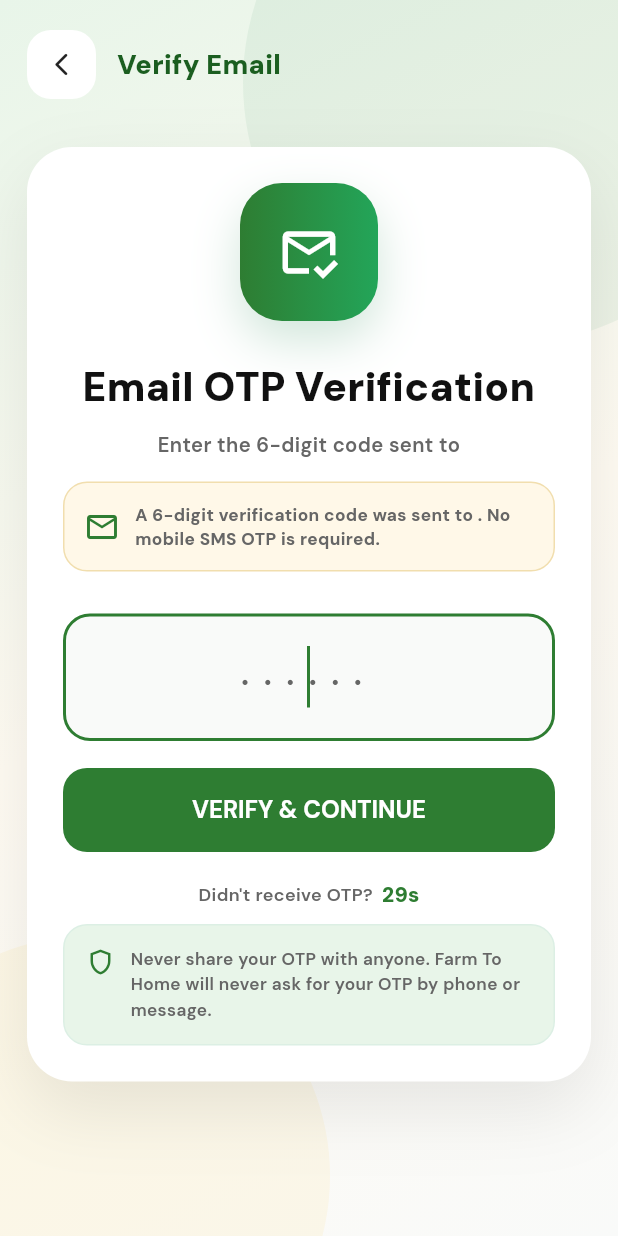
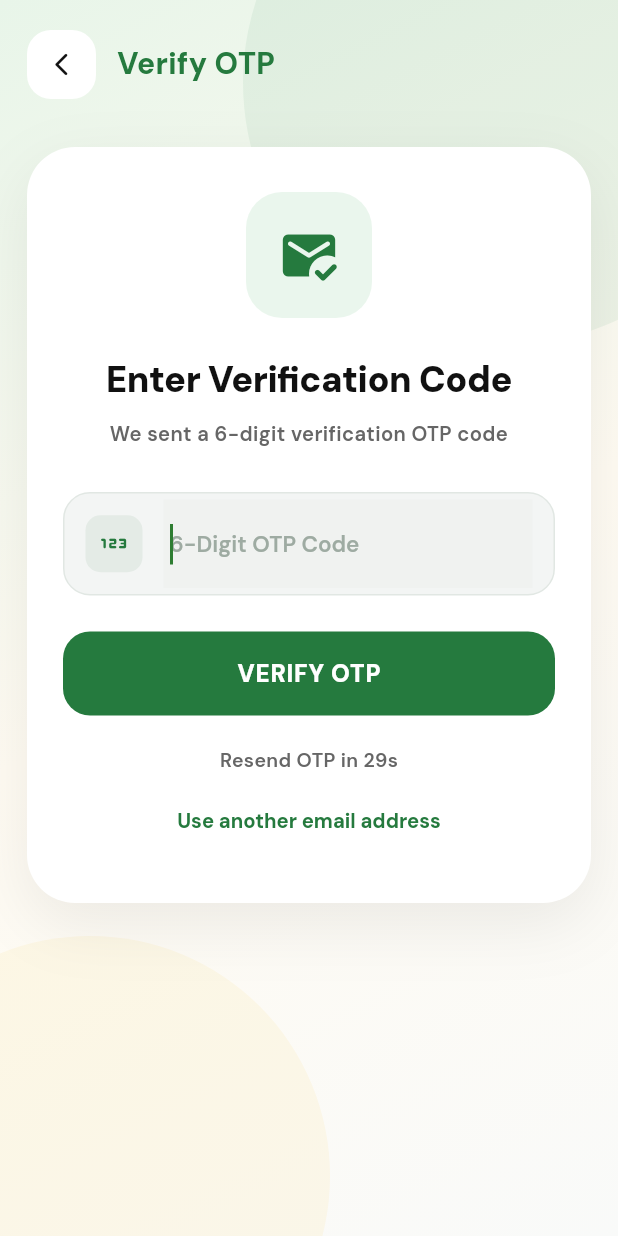
Before and after one commit to veeramallasai/Flutter-Frontend, a Flutter app: the OtpScreen screen opened by its route, on a phone screen of 412 x 824 dp. Run offline on Flutter 3.47's test engine with Material 3 defaults, Android fonts, the phone set to English and light mode, and no system bars; our stand-ins replace flutter_secure_storage, geocoding, geolocator, google_fonts; accounts and stored records are empty.

Commit message:
Add OTP verification screen in Create Account flow with clear instructions and resend functionality

```diff
--- a/lib/features/auth/otp_screen.dart
+++ b/lib/features/auth/otp_screen.dart
@@ -543,6 +543,21 @@ class _OtpScreenState extends State<OtpScreen>
     );
   }
 
+  String _maskEmail(String email) {
+    final String clean = email.trim();
+    if (clean.isEmpty || !clean.contains('@')) return clean;
+
+    final List<String> parts = clean.split('@');
+    final String username = parts[0];
+    final String domain = parts[1];
+
+    if (username.length <= 2) {
+      return '${username.substring(0, 1)}***@$domain';
+    }
+
+    return '${username.substring(0, 2)}***@$domain';
+  }
+
   Widget _buildTopBar() {
     return Row(
       children: <Widget>[
@@ -558,17 +573,21 @@ class _OtpScreenState extends State<OtpScreen>
             child: const SizedBox(
               width: 46,
               height: 46,
-              child: Icon(Icons.arrow_back_ios_new_rounded, size: 18),
+              child: Icon(
+                Icons.arrow_back_ios_new_rounded,
+                size: 18,
+                color: AppColors.textPrimary,
+              ),
             ),
           ),
         ),
         const SizedBox(width: 14),
-        Text(
-          _emailStage ? 'Verify Email' : 'Verify Email',
-          style: const TextStyle(
-            color: AppColors.primaryDark,
-            fontSize: 18,
-            fontWeight: FontWeight.w900,
+        const Text(
+          'Verify OTP',
+          style: TextStyle(
+            color: Color(0xFF257A3E),
+            fontSize: 20,
+            fontWeight: FontWeight.w800,
           ),
         ),
       ],
@@ -576,16 +595,18 @@ class _OtpScreenState extends State<OtpScreen>
   }
 
   Widget _buildOtpCard() {
+    final String maskedEmail = _maskEmail(_emailAddress);
+
     return Container(
-      padding: const EdgeInsets.all(24),
+      padding: const EdgeInsets.symmetric(horizontal: 24, vertical: 30),
       decoration: BoxDecoration(
         color: Colors.white,
-        borderRadius: BorderRadius.circular(30),
+        borderRadius: BorderRadius.circular(32),
         boxShadow: const <BoxShadow>[
           BoxShadow(
-            color: Color(0x16000000),
-            blurRadius: 40,
-            offset: Offset(0, 18),
+            color: Color(0x12000000),
+            blurRadius: 36,
+            offset: Offset(0, 14),
           ),
         ],
       ),
@@ -594,26 +615,15 @@ class _OtpScreenState extends State<OtpScreen>
         children: <Widget>[
           Center(
             child: Container(
-              width: 92,
-              height: 92,
+              width: 84,
+              height: 84,
               decoration: BoxDecoration(
-                gradient: const LinearGradient(
-                  colors: <Color>[Color(0xFF2E7D32), Color(0xFF23A559)],
+                color: const Color(0xFFEAF6ED),
+                borderRadius: BorderRadius.circular(24),
               ),
-                borderRadius: BorderRadius.circular(28),
-                boxShadow: const <BoxShadow>[
-                  BoxShadow(
-                    color: Color(0x300B7A3E),
-                    blurRadius: 26,
-                    offset: Offset(0, 13),
-                  ),
-                ],
-              ),
-              child: Icon(
-                _emailStage
-                    ? Icons.mark_email_read_outlined
-                    : Icons.sms_outlined,
-                color: Colors.white,
+              child: const Icon(
+                Icons.mark_email_read_rounded,
+                color: Color(0xFF257A3E),
                 size: 42,
               ),
             ),
@@ -622,25 +632,22 @@ class _OtpScreenState extends State<OtpScreen>
           const SizedBox(height: 24),
 
           const Text(
-            'Email OTP Verification',
+            'Enter Verification Code',
             textAlign: TextAlign.center,
             style: TextStyle(
               color: AppColors.textPrimary,
-              fontSize: 27,
+              fontSize: 24,
               fontWeight: FontWeight.w900,
+              letterSpacing: -0.3,
             ),
           ),
 
           const SizedBox(height: 10),
 
           Text(
-            _emailStage
-                ? (_sendingEmail && !_otpSent
-                    ? 'Sending email OTP to $_emailAddress...'
-                    : 'Enter the 6-digit code sent to $_emailAddress')
-                : (_sendingOtp && !_otpSent
-                    ? 'Sending OTP to $_formattedPhone...'
-                    : 'Enter the 6-digit code sent to $_maskedPhone'),
+            _hasEmail
+                ? 'We sent a 6-digit verification OTP code to\n$maskedEmail'
+                : 'We sent a 6-digit verification OTP code',
             textAlign: TextAlign.center,
             style: const TextStyle(
               color: AppColors.textSecondary,
@@ -650,85 +657,73 @@ class _OtpScreenState extends State<OtpScreen>
             ),
           ),
 
-          if (_emailStage) ...<Widget>[
-            const SizedBox(height: 14),
+          const SizedBox(height: 28),
+
           Container(
-              padding: const EdgeInsets.all(13),
             decoration: BoxDecoration(
-                color: const Color(0xFFFFF8E8),
-                borderRadius: BorderRadius.circular(16),
-                border: Border.all(color: const Color(0xFFF1DEAE)),
+              color: const Color(0xFFF3F5F4),
+              borderRadius: BorderRadius.circular(18),
+              border: Border.all(color: const Color(0xFFE1E7E3)),
             ),
+            padding: const EdgeInsets.symmetric(horizontal: 14, vertical: 4),
             child: Row(
               children: <Widget>[
-                  const Icon(Icons.email_outlined, color: AppColors.primary),
-                  const SizedBox(width: 10),
+                Container(
+                  padding: const EdgeInsets.all(6),
+                  decoration: BoxDecoration(
+                    color: const Color(0xFFE4EBE6),
+                    borderRadius: BorderRadius.circular(10),
+                  ),
+                  child: const Icon(
+                    Icons.onetwothree_rounded,
+                    color: Color(0xFF257A3E),
+                    size: 26,
+                  ),
+                ),
+                const SizedBox(width: 14),
                 Expanded(
-                    child: Text(
-                      'A 6-digit verification code was sent to $_emailAddress. No mobile SMS OTP is required.',
+                  child: OtpInput(
+                    child: TextField(
+                      controller: _otpController,
+                      focusNode: _otpFocusNode,
+                      enabled: !_verifyingOtp,
+                      keyboardType: TextInputType.number,
+                      textInputAction: TextInputAction.done,
+                      maxLength: 6,
+                      autofillHints: const <String>[AutofillHints.oneTimeCode],
+                      inputFormatters: <TextInputFormatter>[
+                        FilteringTextInputFormatter.digitsOnly,
+                        LengthLimitingTextInputFormatter(6),
+                      ],
+                      onSubmitted: (_) => _verifyOtp(),
                       style: const TextStyle(
-                        color: AppColors.textSecondary,
-                        fontSize: 11.5,
-                        height: 1.4,
-                        fontWeight: FontWeight.w700,
+                        color: AppColors.textPrimary,
+                        fontSize: 18,
+                        fontWeight: FontWeight.w800,
+                        letterSpacing: 4,
+                      ),
+                      decoration: const InputDecoration(
+                        counterText: '',
+                        hintText: '6-Digit OTP Code',
+                        hintStyle: TextStyle(
+                          color: Color(0xFF9EABA2),
+                          fontSize: 15,
+                          fontWeight: FontWeight.w600,
+                          letterSpacing: 0,
+                        ),
+                        border: InputBorder.none,
+                        enabledBorder: InputBorder.none,
+                        focusedBorder: InputBorder.none,
+                        contentPadding: EdgeInsets.symmetric(vertical: 16),
+                      ),
                     ),
                   ),
                 ),
               ],
             ),
           ),
-          ],
 
-          const SizedBox(height: 28),
-
-          OtpInput(
-            child: TextField(
-              controller: _otpController,
-              focusNode: _otpFocusNode,
-              enabled: !_verifyingOtp,
-              keyboardType: TextInputType.number,
-              textInputAction: TextInputAction.done,
-              textAlign: TextAlign.center,
-              maxLength: 6,
-              autofillHints: const <String>[AutofillHints.oneTimeCode],
-              inputFormatters: <TextInputFormatter>[
-                FilteringTextInputFormatter.digitsOnly,
-                LengthLimitingTextInputFormatter(6),
-              ],
-              onSubmitted: (_) {
-                _verifyOtp();
-              },
-              style: const TextStyle(
-                color: AppColors.textPrimary,
-                fontSize: 27,
-                letterSpacing: 10,
-                fontWeight: FontWeight.w900,
-              ),
-              decoration: InputDecoration(
-                counterText: '',
-                hintText: '••••••',
-                filled: true,
-                fillColor: AppColors.background,
-                contentPadding: const EdgeInsets.symmetric(
-                  vertical: 22,
-                  horizontal: 16,
-                ),
-                enabledBorder: OutlineInputBorder(
-                  borderRadius: BorderRadius.circular(18),
-                  borderSide: const BorderSide(color: AppColors.border),
-                ),
-                focusedBorder: OutlineInputBorder(
-                  borderRadius: BorderRadius.circular(18),
-                  borderSide: const BorderSide(
-                    color: AppColors.primary,
-                    width: 2,
-                  ),
-                ),
-              ),
-            ),
-          ),
-
-          const SizedBox(height: 18),
+          const SizedBox(height: 24),
 
           SizedBox(
             height: 56,
@@ -737,6 +732,12 @@ class _OtpScreenState extends State<OtpScreen>
                   _verifyingOtp || _sendingOtp || _sendingEmail
                       ? null
                       : _verifyOtp,
+              style: FilledButton.styleFrom(
+                backgroundColor: const Color(0xFF257A3E),
+                shape: RoundedRectangleBorder(
+                  borderRadius: BorderRadius.circular(18),
+                ),
+              ),
               child:
                   _verifyingOtp
                       ? const SizedBox(
@@ -747,86 +748,63 @@ class _OtpScreenState extends State<OtpScreen>
                           color: Colors.white,
                         ),
                       )
-                      : const Text('VERIFY & CONTINUE'),
+                      : const Text(
+                        'VERIFY OTP',
+                        style: TextStyle(
+                          color: Colors.white,
+                          fontSize: 16,
+                          fontWeight: FontWeight.w900,
+                          letterSpacing: 0.5,
+                        ),
+                      ),
             ),
           ),
 
-          const SizedBox(height: 18),
+          const SizedBox(height: 20),
 
-          Row(
-            mainAxisAlignment: MainAxisAlignment.center,
-            children: <Widget>[
-              const Text(
-                "Didn't receive OTP?",
+          Center(
+            child:
+                _secondsRemaining > 0
+                    ? Text(
+                      'Resend OTP in ${_secondsRemaining}s',
+                      style: const TextStyle(
+                        color: AppColors.textSecondary,
+                        fontSize: 13,
+                        fontWeight: FontWeight.w600,
+                      ),
+                    )
+                    : TextButton(
+                      onPressed:
+                          _sendingOtp || _sendingEmail || _verifyingOtp
+                              ? null
+                              : _resendOtp,
+                      child: const Text(
+                        'Resend OTP',
                         style: TextStyle(
-                  color: AppColors.textSecondary,
-                  fontSize: 12,
-                  fontWeight: FontWeight.w600,
+                          color: Color(0xFF257A3E),
+                          fontSize: 14,
+                          fontWeight: FontWeight.w800,
+                        ),
+                      ),
                     ),
           ),
 
-              const SizedBox(width: 6),
+          const SizedBox(height: 8),
 
-              if (_secondsRemaining > 0)
-                Text(
-                  '${_secondsRemaining}s',
-                  style: const TextStyle(
-                    color: AppColors.primary,
-                    fontWeight: FontWeight.w900,
-                  ),
-                )
-              else
-                TextButton(
-                  onPressed: _sendingOtp || _verifyingOtp ? null : _resendOtp,
-                  child: const Text(
-                    'Resend OTP',
-                    style: TextStyle(fontWeight: FontWeight.w900),
-                  ),
-                ),
-            ],
-          ),
-
-          if (false)
-            TextButton.icon(
+          Center(
+            child: TextButton(
               onPressed:
                   _sendingOtp || _sendingEmail || _verifyingOtp
                       ? null
                       : _changePhoneNumber,
-              icon: const Icon(Icons.edit_outlined, size: 18),
-              label: const Text(
-                'Change mobile number',
-                style: TextStyle(fontWeight: FontWeight.w800),
+              child: const Text(
+                'Use another email address',
+                style: TextStyle(
+                  color: Color(0xFF257A3E),
+                  fontSize: 13.5,
+                  fontWeight: FontWeight.w700,
                 ),
               ),
-
-          const SizedBox(height: 10),
-
-          Container(
-            padding: const EdgeInsets.all(14),
-            decoration: BoxDecoration(
-              color: const Color(0xFFE8F5E9),
-              borderRadius: BorderRadius.circular(16),
-              border: Border.all(color: const Color(0xFFDCEFE4)),
-            ),
-            child: const Row(
-              crossAxisAlignment: CrossAxisAlignment.start,
-              children: <Widget>[
-                Icon(Icons.shield_outlined, color: AppColors.primary, size: 20),
-
-                SizedBox(width: 10),
-
-                Expanded(
-                  child: Text(
-                    'Never share your OTP with anyone. Farm To Home will never ask for your OTP by phone or message.',
-                    style: TextStyle(
-                      color: AppColors.textSecondary,
-                      fontSize: 11.5,
-                      height: 1.45,
-                      fontWeight: FontWeight.w600,
-                    ),
-                  ),
-                ),
-              ],
             ),
           ),
         ],
--- a/lib/features/auth/register_screen.dart
+++ b/lib/features/auth/register_screen.dart
@@ -240,9 +240,15 @@ class _RegisterScreenState extends State<RegisterScreen> {
 
       await _syncBackendProfileWithRetry();
 
-      // Dispatch OTP email FIRST. Only navigate to OTP screen upon successful email send.
-      final EmailOtpRepository emailOtpRepo = EmailOtpRepository();
-      await emailOtpRepo.sendOtp(email);
+      // Dispatch OTP email. Navigate to OTP screen directly after email submission.
+      bool emailSent = true;
+      try {
+        final EmailOtpRepository emailOtpRepo = EmailOtpRepository();
+        await emailOtpRepo.sendOtp(email);
+      } catch (error) {
+        debugPrint('REGISTER EMAIL OTP SEND WARNING: $error');
+        emailSent = false;
+      }
 
       if (!mounted) return;
 
@@ -251,7 +257,7 @@ class _RegisterScreenState extends State<RegisterScreen> {
         arguments: <String, dynamic>{
           'phoneNumber': phone,
           'email': email,
-          'emailVerificationSent': true,
+          'emailVerificationSent': emailSent,
           'userId': user.uid,
           'source': 'register-email-only',
         },
```
Lines whose indentation alone changed are shown as unchanged.
